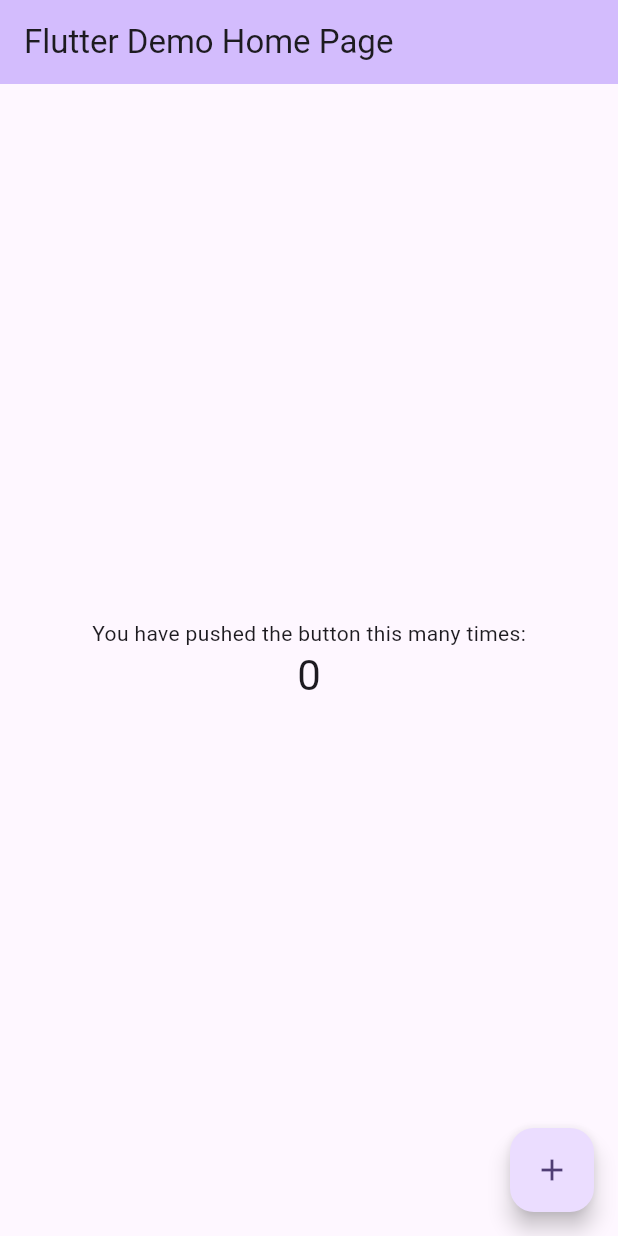
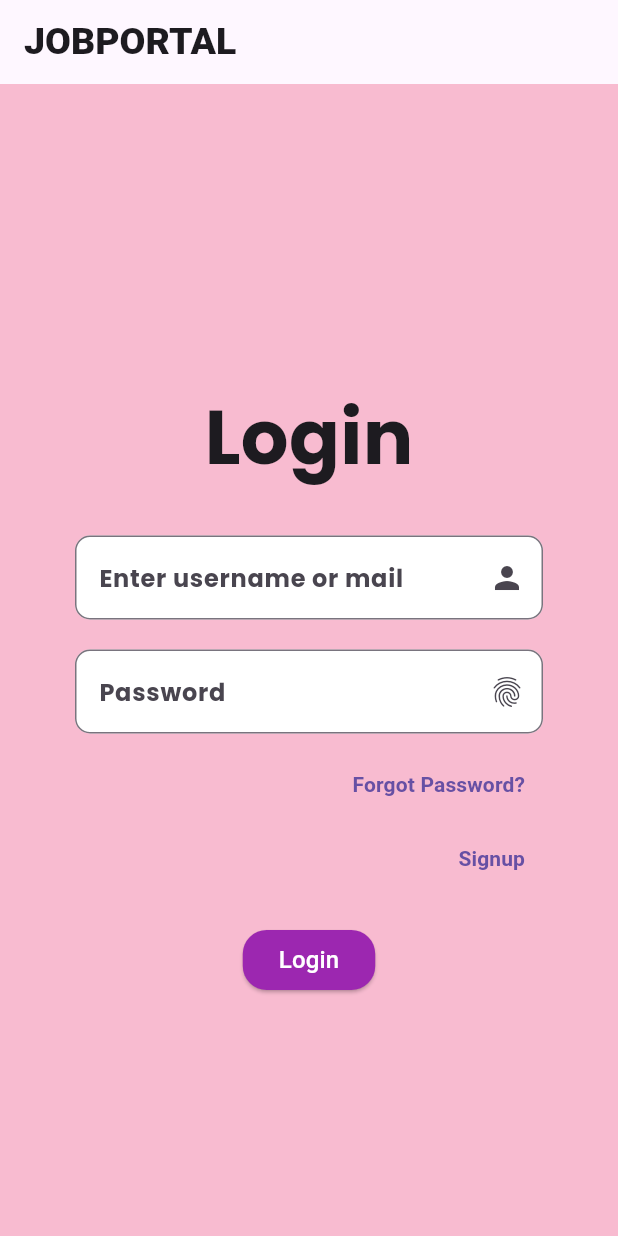
Before and after one commit to MuthuvelA/JOBPORTAL_FRONTEND, a Flutter app: the screen it shows after launch, on a phone screen of 412 x 824 dp. Run offline on Flutter 3.47's test engine with Material 3 defaults, Android fonts, the phone set to English and light mode, and no system bars; Roboto replaces fonts that are missing (Poppins-Bold, Poppins-bold).

Commit message:
LOGIN PAGE COMPLETED

```diff
--- a/lib/component/view/login_view.dart
+++ b/lib/component/view/login_view.dart
@@ -0,0 +1,129 @@
+import 'package:flutter/material.dart';
+
+class LoginPage extends StatefulWidget {
+  const LoginPage({super.key});
+
+  @override
+  State<LoginPage> createState() => _LoginPageState();
+
+}
+
+class _LoginPageState extends State<LoginPage> {
+  GlobalKey<FormState> _formkey=GlobalKey<FormState>();
+  @override
+  Widget build(BuildContext context) {
+    return Scaffold(
+        appBar: AppBar(
+          title: Text("JOBPORTAL",style: TextStyle(fontSize: 25,fontWeight: FontWeight.w900,fontFamily: 'Poppins-bold'),),
+        ),
+        backgroundColor: Colors.pink.shade100,
+        body: formFieldForLogin(),
+    );
+  }
+}
+Widget formFieldForLogin(){
+    return Form(
+      //key: _formkey,
+      child: Padding(
+       padding: const EdgeInsets.only(left:50,right:50),
+        child: Column(
+          children: [
+            const SizedBox(height: 200),
+            const Center(
+              child:Text("Login", style: TextStyle(fontFamily: "Poppins",fontSize:50,fontWeight:FontWeight.bold ),)
+            ),
+            const SizedBox(height: 30,),
+            Container(
+              decoration: BoxDecoration(
+                borderRadius: BorderRadius.circular(10),
+                color: Colors.white,
+              ),
+              child: TextFormField(
+                decoration: InputDecoration(
+                  hintText: "Enter username or mail",
+                    hintStyle: TextStyle(fontFamily: "Poppins",fontWeight: FontWeight.w700),
+                  border:OutlineInputBorder(
+                    borderRadius: BorderRadius.circular(10),
+                    borderSide: const BorderSide(
+                      color: Colors.blue, width: 10,
+                    )
+                  ),
+                  suffixIcon: const Icon(Icons.person)
+                ),
+              ),
+            ),
+            const SizedBox(height: 20,),
+            Container(
+              decoration: BoxDecoration(
+                borderRadius: BorderRadius.circular(10),
+                color: Colors.white,
+              ),
+              child: TextFormField(
+                obscureText: true,
+                decoration: InputDecoration(
+                    hintText: "Password",
+                    hintStyle: TextStyle(fontFamily: "Poppins",fontWeight: FontWeight.w700),
+                    border:OutlineInputBorder(
+                        borderRadius: BorderRadius.circular(10),
+                        borderSide: const BorderSide(
+                          color: Colors.blue, width: 10,
+                        )
+                    ),
+                    suffixIcon: const Icon(Icons.fingerprint)
+                ),
+              ),
+            ),
+            const SizedBox(height: 10),
+            Row(
+              mainAxisAlignment:MainAxisAlignment.end,
+              children: [
+                TextButton(
+                  onPressed: () {},
+                  child: const Text(
+                    'Forgot Password?',
+                    style: TextStyle(
+                      fontWeight: FontWeight.w700,
+                      fontFamily: 'Poppins-Bold',
+                    ),
+                  ),
+                ),
+              ],
+            ),
+            const SizedBox(height: 1),
+            Row(
+              mainAxisAlignment:MainAxisAlignment.end,
+              children: [
+                TextButton(
+                  onPressed: () {},
+                  child: const Text(
+                    'Signup',
+                    style: TextStyle(
+                      fontWeight: FontWeight.w700,
+                        fontFamily: "Poppins-bold",
+                    ),
+                  ),
+                ),
+              ],
+            ),
+            const SizedBox(height: 20),
+
+            ElevatedButton(
+                onPressed: (){},
+                child: Text("Login",style: TextStyle(color: Colors.white,fontSize: 16.0)),
+                style: ElevatedButton.styleFrom(
+                  backgroundColor: Colors.purple,
+                  shape: RoundedRectangleBorder(
+                    borderRadius:
+                    BorderRadius.circular(16.0),
+                  ),
+                ),
+            ),
+
+
+          ],
+        ),
+
+      ),
+
+    );
+}
--- a/lib/main.dart
+++ b/lib/main.dart
@@ -1,72 +1,12 @@
 import 'package:flutter/material.dart';
+import 'package:jobportal/component/view/login_view.dart';
 
 void main() {
-  runApp(const MyApp());
+  Widget MyApp = MaterialApp(
+    initialRoute: "/login",
+    routes: {
+      "/login" : (context) => const LoginPage(),
+    },
+  );
+  runApp(MyApp);
 }
-
-class MyApp extends StatelessWidget {
-  const MyApp({super.key});
-  @override
-  Widget build(BuildContext context) {
-    return MaterialApp(
-      title: 'Flutter Demo',
-      theme: ThemeData(
-
-        colorScheme: ColorScheme.fromSeed(seedColor: Colors.deepPurple),
-        useMaterial3: true,
-      ),
-      home: const MyHomePage(title: 'Flutter Demo Home Page'),
-    );
-  }
-}
-
-class MyHomePage extends StatefulWidget {
-  const MyHomePage({super.key, required this.title});
-
-  final String title;
-
-  @override
-  State<MyHomePage> createState() => _MyHomePageState();
-}
-
-class _MyHomePageState extends State<MyHomePage> {
-  int _counter = 0;
-
-  void _incrementCounter() {
-    setState(() {
-
-      _counter++;
-    });
-  }
-
-  @override
-  Widget build(BuildContext context) {
-
-    return Scaffold(
-      appBar: AppBar(
-
-        backgroundColor: Theme.of(context).colorScheme.inversePrimary,
-        title: Text(widget.title),
-      ),
-      body: Center(
-        child: Column(
-          mainAxisAlignment: MainAxisAlignment.center,
-          children: <Widget>[
-            const Text(
-              'You have pushed the button this many times:',
-            ),
-            Text(
-              '$_counter',
-              style: Theme.of(context).textTheme.headlineMedium,
-            ),
-          ],
-        ),
-      ),
-      floatingActionButton: FloatingActionButton(
-        onPressed: _incrementCounter,
-        tooltip: 'Increment',
-        child: const Icon(Icons.add),
-      ),
-    );
-  }
-}
```
Also changed, not shown: pubspec.yaml (+8 -40 lines), pubspec.lock, 1 other file.
